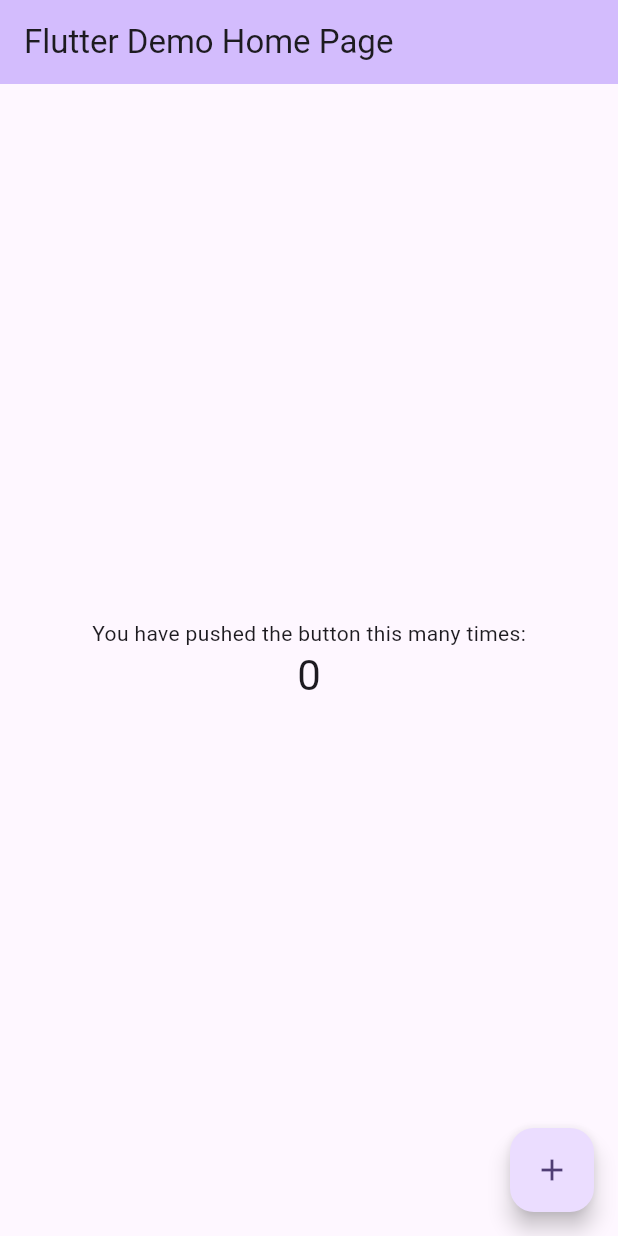
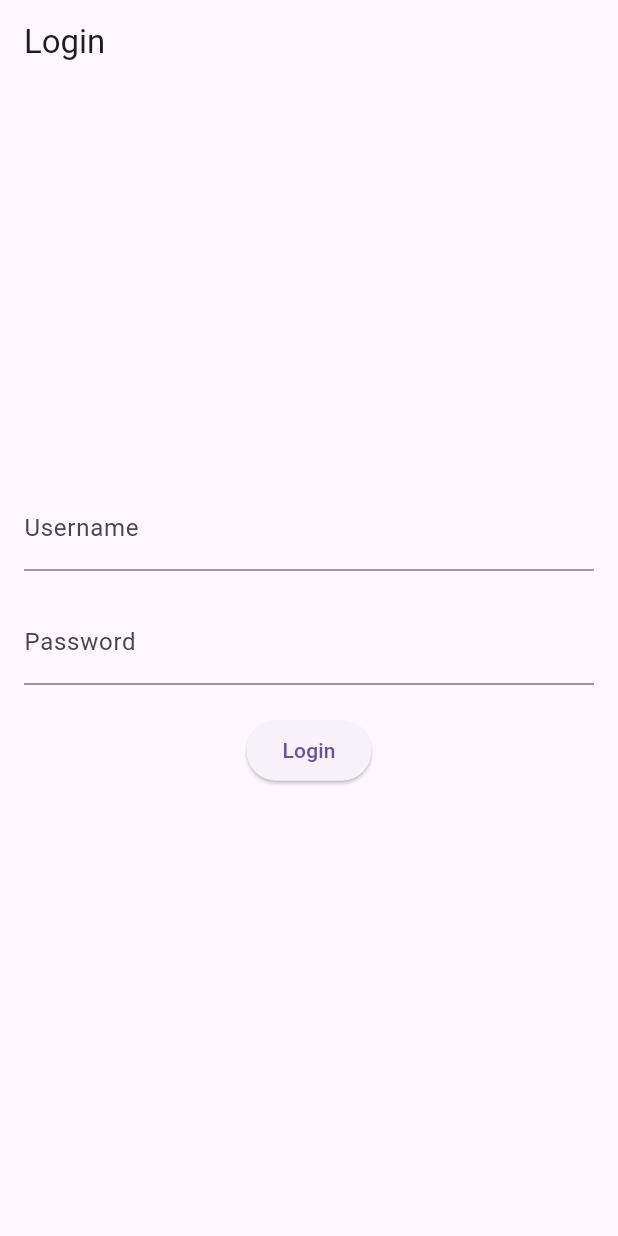
Before and after one commit to sd1vaz/mehelpa, a Flutter app: the screen it shows after launch, on a phone screen of 412 x 824 dp. Run offline on Flutter 3.47's test engine with Material 3 defaults, Android fonts, the phone set to English and light mode, and no system bars.

Commit message:
primeiras modificaçoews da pagina de login e pagina home

```diff
--- a/lib/main.dart
+++ b/lib/main.dart
@@ -1,125 +1,150 @@
 import 'package:flutter/material.dart';
 
 void main() {
-  runApp(const MyApp());
+  runApp(const LoginApp());
+
 }
 
-class MyApp extends StatelessWidget {
-  const MyApp({super.key});
+class LoginApp extends StatelessWidget {
+  const LoginApp({super.key});
 
-  // This widget is the root of your application.
   @override
   Widget build(BuildContext context) {
     return MaterialApp(
-      title: 'Flutter Demo',
+      title: 'Login App',
       theme: ThemeData(
-        // This is the theme of your application.
-        //
-        // TRY THIS: Try running your application with "flutter run". You'll see
-        // the application has a purple toolbar. Then, without quitting the app,
-        // try changing the seedColor in the colorScheme below to Colors.green
-        // and then invoke "hot reload" (save your changes or press the "hot
-        // reload" button in a Flutter-supported IDE, or press "r" if you used
-        // the command line to start the app).
-        //
-        // Notice that the counter didn't reset back to zero; the application
-        // state is not lost during the reload. To reset the state, use hot
-        // restart instead.
-        //
-        // This works for code too, not just values: Most code changes can be
-        // tested with just a hot reload.
-        colorScheme: ColorScheme.fromSeed(seedColor: Colors.deepPurple),
-        useMaterial3: true,
+        primarySwatch: Colors.blue,
       ),
-      home: const MyHomePage(title: 'Flutter Demo Home Page'),
+      home: const LoginPage(),
+      routes: {
+        '/home': (context) => const HomePage(),
+      },
     );
   }
 }
 
-class MyHomePage extends StatefulWidget {
-  const MyHomePage({super.key, required this.title});
-
-  // This widget is the home page of your application. It is stateful, meaning
-  // that it has a State object (defined below) that contains fields that affect
-  // how it looks.
-
-  // This class is the configuration for the state. It holds the values (in this
-  // case the title) provided by the parent (in this case the App widget) and
-  // used by the build method of the State. Fields in a Widget subclass are
-  // always marked "final".
-
-  final String title;
+class LoginPage extends StatelessWidget {
+  const LoginPage({super.key});
 
   @override
-  State<MyHomePage> createState() => _MyHomePageState();
+  Widget build(BuildContext context) {
+    return Scaffold(
+      appBar: AppBar(
+        title: const Text('Login'),
+      ),
+      body: const Center(
+        child: Padding(
+          padding: EdgeInsets.all(16.0),
+          child: LoginForm(),
+        ),
+      ),
+    );
+  }
 }
 
-class _MyHomePageState extends State<MyHomePage> {
-  int _counter = 0;
+class LoginForm extends StatefulWidget {
+  const LoginForm({super.key});
 
-  void _incrementCounter() {
-    setState(() {
-      // This call to setState tells the Flutter framework that something has
-      // changed in this State, which causes it to rerun the build method below
-      // so that the display can reflect the updated values. If we changed
-      // _counter without calling setState(), then the build method would not be
-      // called again, and so nothing would appear to happen.
-      _counter++;
-    });
+  @override
+  // ignore: library_private_types_in_public_api
+  _LoginFormState createState() => _LoginFormState();
+}
+
+class _LoginFormState extends State<LoginForm> {
+  final _formKey = GlobalKey<FormState>();
+  final _usernameController = TextEditingController();
+  final _passwordController = TextEditingController();
+  String _errorMessage = '';
+
+  @override
+  void dispose() {
+    _usernameController.dispose();
+    _passwordController.dispose();
+    super.dispose();
   }
 
   @override
   Widget build(BuildContext context) {
-    // This method is rerun every time setState is called, for instance as done
-    // by the _incrementCounter method above.
-    //
-    // The Flutter framework has been optimized to make rerunning build methods
-    // fast, so that you can just rebuild anything that needs updating rather
-    // than having to individually change instances of widgets.
-    return Scaffold(
-      appBar: AppBar(
-        // TRY THIS: Try changing the color here to a specific color (to
-        // Colors.amber, perhaps?) and trigger a hot reload to see the AppBar
-        // change color while the other colors stay the same.
-        backgroundColor: Theme.of(context).colorScheme.inversePrimary,
-        // Here we take the value from the MyHomePage object that was created by
-        // the App.build method, and use it to set our appbar title.
-        title: Text(widget.title),
-      ),
-      body: Center(
-        // Center is a layout widget. It takes a single child and positions it
-        // in the middle of the parent.
+    return Form(
+      key: _formKey,
       child: Column(
-          // Column is also a layout widget. It takes a list of children and
-          // arranges them vertically. By default, it sizes itself to fit its
-          // children horizontally, and tries to be as tall as its parent.
-          //
-          // Column has various properties to control how it sizes itself and
-          // how it positions its children. Here we use mainAxisAlignment to
-          // center the children vertically; the main axis here is the vertical
-          // axis because Columns are vertical (the cross axis would be
-          // horizontal).
-          //
-          // TRY THIS: Invoke "debug painting" (choose the "Toggle Debug Paint"
-          // action in the IDE, or press "p" in the console), to see the
-          // wireframe for each widget.
         mainAxisAlignment: MainAxisAlignment.center,
         children: <Widget>[
-            const Text(
-              'You have pushed the button this many times:',
+          TextFormField(
+            controller: _usernameController,
+            decoration: const InputDecoration(
+              labelText: 'Username',
             ),
+            validator: (value) {
+              if (value!.isEmpty) {
+                return 'Please enter your username';
+              }
+              return null;
+            },
+          ),
+          const SizedBox(height: 20),
+          TextFormField(
+            controller: _passwordController,
+            obscureText: true,
+            decoration: const InputDecoration(
+              labelText: 'Password',
+            ),
+            validator: (value) {
+              if (value!.isEmpty) {
+                return 'Please enter your password';
+              }
+              return null;
+            },
+          ),
+          const SizedBox(height: 20),
+          ElevatedButton(
+            onPressed: () {
+              if (_formKey.currentState!.validate()) {
+                // Simple authentication logic
+                String username = _usernameController.text;
+                String password = _passwordController.text;
+                if (username == 'admin' && password == 'password') {
+                  // Authentication successful
+                  setState(() {
+                    _errorMessage = '';
+                  });
+                  // Navigate to home page
+                  Navigator.pushReplacementNamed(context, '/home');
+                } else {
+                  // Authentication failed
+                  setState(() {
+                    _errorMessage = 'Invalid username or password';
+                  });
+                }
+              }
+            },
+            child: const Text('Login'),
+          ),
+          const SizedBox(height: 10),
           Text(
-              '$_counter',
-              style: Theme.of(context).textTheme.headlineMedium,
+            _errorMessage,
+            style: const TextStyle(
+              color: Colors.red,
+            ),
           ),
         ],
       ),
-      ),
-      floatingActionButton: FloatingActionButton(
-        onPressed: _incrementCounter,
-        tooltip: 'Increment',
-        child: const Icon(Icons.add),
-      ), // This trailing comma makes auto-formatting nicer for build methods.
     );
   }
 }
+
+class HomePage extends StatelessWidget {
+  const HomePage({super.key});
+
+  @override
+  Widget build(BuildContext context) {
+    return Scaffold(
+      appBar: AppBar(
+        title: const Text('Home'),
+      ),
+      body: const Center(
+        child: Text('oi vagabunda!'),
+      ),
+    );
+  }
+}
```
Lines whose indentation alone changed are shown as unchanged.
